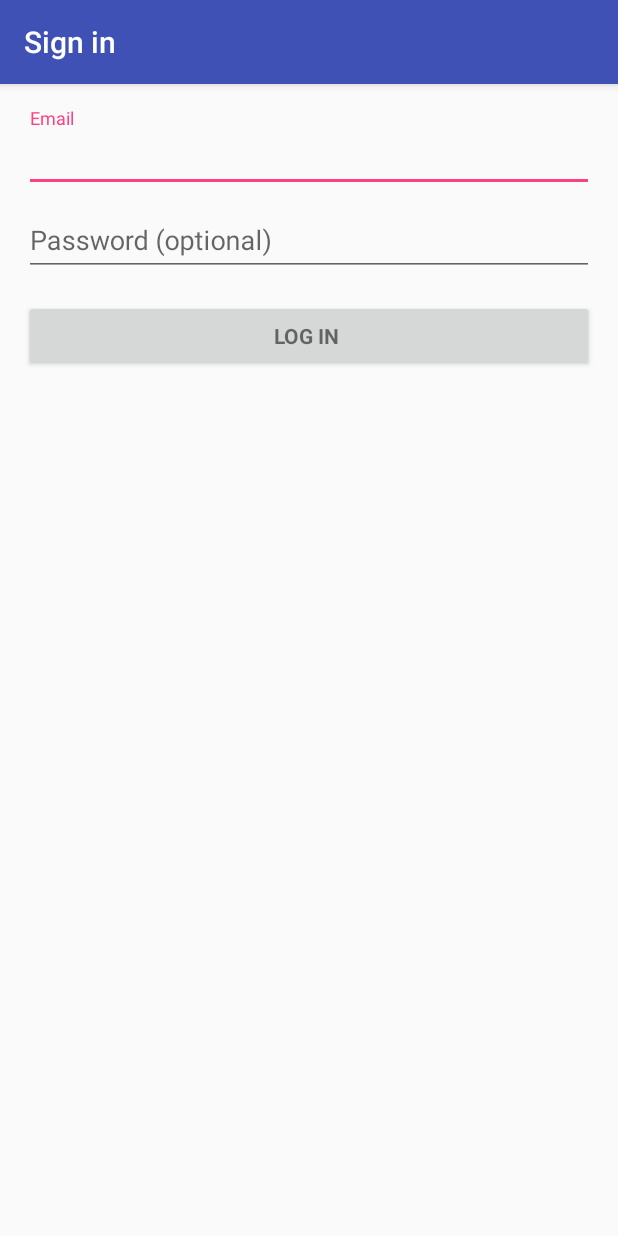
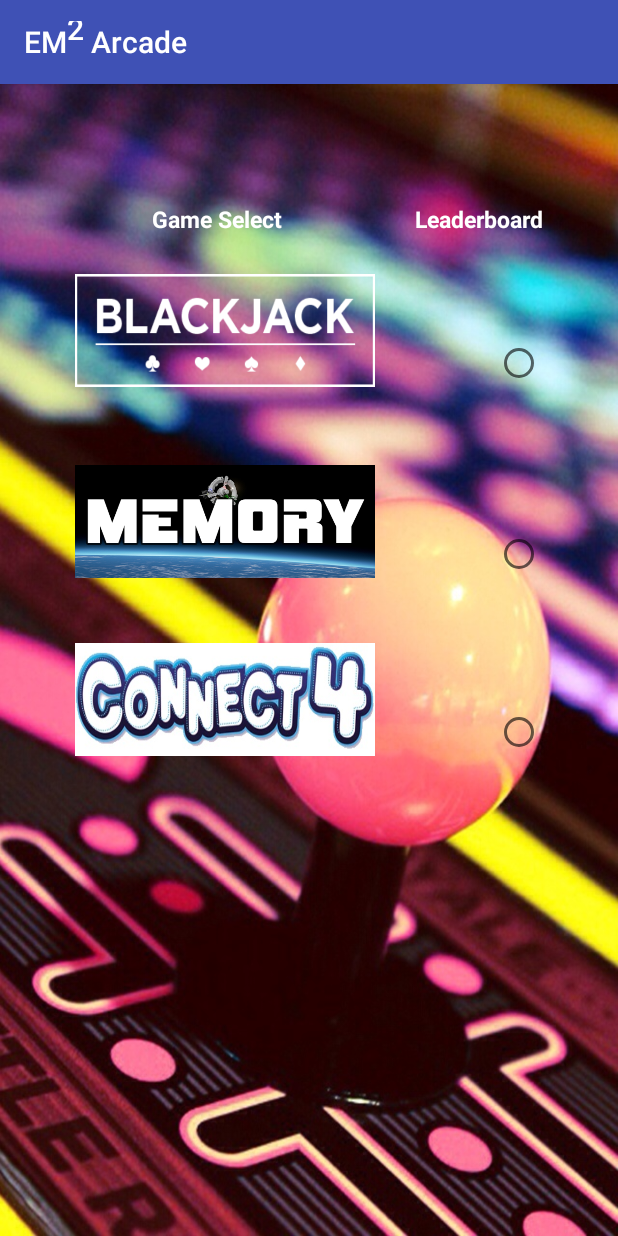
Before and after one commit to muzakkirbhatt/EM2Arcade, an Android app: the screen it shows after launch (LoginActivity before the commit, GameSelectActivity after it), after a tap on "REGISTER", on a phone screen of 412 x 824 dp. Run offline under Robolectric (Android 15) with nearby library versions, the phone set to English and light mode, and no system bars.

Commit message:
Database fixed and game start activity added

```diff
--- a/app/src/main/AndroidManifest.xml
+++ b/app/src/main/AndroidManifest.xml
@@ -26,6 +26,7 @@
         <activity
             android:name=".LoginActivity"
             android:label="@string/title_activity_login"></activity>
+        <activity android:name=".GameSelectActivity"></activity>
     </application>
 
 </manifest>
--- a/app/src/main/java/com/example/mbhatt1/em2arcade/DatabaseManager.java
+++ b/app/src/main/java/com/example/mbhatt1/em2arcade/DatabaseManager.java
@@ -34,27 +34,43 @@ public class DatabaseManager extends SQLiteOpenHelper {
         onCreate(db);
     }
 
-//    public void insert(Task task) {
-//        SQLiteDatabase db = this.getWritableDatabase();
-//        String sqlInsert = "insert into " + TABLE + " values( null, '" + task.getTitle() + "', '" + task.getDate() + "' , '" + task.getTime() + "' )";
-//
-//        db.execSQL(sqlInsert);
-//        db.close();
-//    }
-//
-//    public void deleteById(String id) {
-//        SQLiteDatabase db = this.getWritableDatabase();
-//        String sqlDelete = "delete from " + TABLE + " where " + ID + " = " + id;
-//        db.execSQL(sqlDelete);
-//        db.close();
-//    }
-//
-//    public void updateById(Task task) {
-//        SQLiteDatabase db = this.getWritableDatabase();
-//        String sqlUpdate = "update " + TABLE + " set " + USERNAME + " = '" + task.getTitle() + "', " + EMAIL + " = '" + task.getDate() + "', " + PASSWORD + " = '" + task.getTime() + "'" + " where " + ID + " = " + "'" + task.getId() + "'";
-//        db.execSQL(sqlUpdate);
-//        db.close();
-//    }
+    public void insertUser(User user) {
+        SQLiteDatabase db = this.getWritableDatabase();
+        String sqlInsert = "insert into " + TABLE + " values( null, '" + user.getUsername() + "', '" + user.getEmail() + "' , '" + user.getPassword() + "' , '" + user.getConnectHS() + "' , '" + user.getMemoryHS() + "', '" + user.getBlackjackHS() + "' )";
+        db.execSQL(sqlInsert);
+        db.close();
+    }
+
+
+    public void deleteByUsername(String username) {
+        SQLiteDatabase db = this.getWritableDatabase();
+        String sqlDelete = "delete from " + TABLE + " where " + USERNAME + " = " + username;
+        db.execSQL(sqlDelete);
+        db.close();
+    }
+
+    public void updateHS(User user, String game) {
+        String sqlUpdate = "update " + TABLE + " set ";
+
+        if (game.equalsIgnoreCase("connect four")) {
+            sqlUpdate = CONNECTHS + " = '" + user.getConnectHS() + "'";
+        } else if (game.equalsIgnoreCase("memory game")) {
+            sqlUpdate = MEMORYHS + " = '" + user.getMemoryHS() + "'";
+        } else if (game.equalsIgnoreCase("black jack")) {
+            sqlUpdate = BLACKJACKHS + " = '" + user.getBlackjackHS() + "'";
+        }
+        SQLiteDatabase db = this.getWritableDatabase();
+        sqlUpdate = " where " + USERNAME + " = '" + user.getUsername() + "'";
+        db.execSQL(sqlUpdate);
+        db.close();
+    }
+
+    public void updateByUsername(User user) {
+        SQLiteDatabase db = this.getWritableDatabase();
+        String sqlUpdate = "update " + TABLE + " set " + USERNAME + " = '" + user.getUsername() + "', " + EMAIL + " = '" + user.getEmail() + "', " + PASSWORD + " = '" + user.getPassword() + "'" + "', " + CONNECTHS + " = '" + user.getConnectHS() + "', " + MEMORYHS + " = '" + user.getMemoryHS() + "', " + BLACKJACKHS + " = '" + user.getBlackjackHS() + "' where " + USERNAME + " = " + "'" + user.getUsername() + "'";
+        db.execSQL(sqlUpdate);
+        db.close();
+    }
 
 
     public User selectByUsername(String username) {
--- /dev/null
+++ b/app/src/main/java/com/example/mbhatt1/em2arcade/GameSelectActivity.java
@@ -0,0 +1,46 @@
+package com.example.mbhatt1.em2arcade;
+
+import android.support.v7.app.AppCompatActivity;
+import android.os.Bundle;
+import android.view.View;
+import android.widget.ImageButton;
+import android.widget.Toast;
+
+public class GameSelectActivity extends AppCompatActivity implements View.OnClickListener {
+
+    @Override
+    protected void onCreate(Bundle savedInstanceState) {
+        super.onCreate(savedInstanceState);
+        setContentView(R.layout.activity_game_select);
+        //Onclick listeners set for the different games
+        ImageButton mmGame = (ImageButton) findViewById(R.id.memoryGame);
+        mmGame.setOnClickListener(this);
+
+        ImageButton c4Game = (ImageButton) findViewById(R.id.C4Game);
+        c4Game.setOnClickListener(this);
+
+        ImageButton bjGame = (ImageButton) findViewById(R.id.blackjackGame);
+        bjGame.setOnClickListener(this);
+    }
+
+    public void onClick(View v) {
+        switch (v.getId()) {
+            case R.id.memoryGame: {
+                // do something
+                Toast.makeText(this, "Memory Game", Toast.LENGTH_LONG).show();
+                break;
+            }
+            case R.id.C4Game: {
+                Toast.makeText(this, "Connect4 Game", Toast.LENGTH_LONG).show();
+                // do something
+                break;
+            }
+            case R.id.blackjackGame: {
+                Toast.makeText(this, "BlackJack Game", Toast.LENGTH_LONG).show();
+                // do something
+                break;
+            }
+
+        }//switch
+    }//OnClick
+}
--- a/app/src/main/java/com/example/mbhatt1/em2arcade/StartActivity.java
+++ b/app/src/main/java/com/example/mbhatt1/em2arcade/StartActivity.java
@@ -29,7 +29,7 @@ public class StartActivity extends AppCompatActivity {
     }
 
     public void register(View view){
-        Intent registerIntent = new Intent(this, LoginActivity.class);
+        Intent registerIntent = new Intent(this, GameSelectActivity.class);
         startActivity(registerIntent);
     }
 
--- /dev/null
+++ b/app/src/main/res/layout/activity_game_select.xml
@@ -0,0 +1,93 @@
+<?xml version="1.0" encoding="utf-8"?>
+<RelativeLayout xmlns:android="http://schemas.android.com/apk/res/android"
+    xmlns:app="http://schemas.android.com/apk/res-auto"
+    xmlns:tools="http://schemas.android.com/tools"
+    android:layout_width="match_parent"
+    android:layout_height="match_parent"
+    android:background="@drawable/background"
+    android:padding="50dp"
+    tools:context="com.example.mbhatt1.em2arcade.StartActivity">
+
+
+    <ImageButton
+        android:id="@+id/memoryGame"
+        android:layout_width="200dp"
+        android:layout_height="75dp"
+        android:layout_alignParentLeft="true"
+        android:layout_alignParentStart="true"
+        android:layout_below="@+id/blackjackGame"
+        android:layout_marginTop="52dp"
+        android:background="@drawable/mm" />
+
+    <ImageButton
+        android:id="@+id/blackjackGame"
+        android:layout_width="200dp"
+        android:layout_height="75dp"
+        android:layout_alignParentLeft="true"
+        android:layout_alignParentStart="true"
+        android:layout_below="@+id/gameTitle"
+        android:layout_marginTop="26dp"
+        android:background="@drawable/bj" />
+
+    <ImageButton
+        android:id="@+id/C4Game"
+        android:layout_width="200dp"
+        android:layout_height="75dp"
+        android:layout_alignParentLeft="true"
+        android:layout_alignParentStart="true"
+        android:layout_below="@+id/MMRadio"
+        android:layout_marginTop="43dp"
+        android:background="@drawable/c4" />
+
+    <RadioButton
+        android:id="@+id/BJRadio"
+        android:layout_width="wrap_content"
+        android:layout_height="wrap_content"
+        android:layout_alignBottom="@+id/blackjackGame"
+        android:layout_alignParentEnd="true"
+        android:layout_alignParentRight="true" />
+
+    <RadioButton
+        android:id="@+id/C4Radio"
+        android:layout_width="wrap_content"
+        android:layout_height="wrap_content"
+        android:layout_alignBottom="@+id/C4Game"
+        android:layout_alignParentEnd="true"
+        android:layout_alignParentRight="true" />
+
+    <RadioButton
+        android:id="@+id/MMRadio"
+        android:layout_width="wrap_content"
+        android:layout_height="wrap_content"
+        android:layout_alignBottom="@+id/memoryGame"
+        android:layout_alignParentEnd="true"
+        android:layout_alignParentRight="true" />
+
+    <TextView
+        android:id="@+id/gameTitle"
+        android:layout_width="wrap_content"
+        android:layout_height="wrap_content"
+        android:layout_alignParentLeft="true"
+        android:layout_alignParentStart="true"
+        android:layout_alignParentTop="true"
+        android:layout_marginLeft="51dp"
+        android:layout_marginStart="51dp"
+        android:layout_marginTop="29dp"
+        android:text="Game Select"
+        android:textColor="#fff"
+        android:textStyle="bold"
+        android:textSize="15dp" />
+
+    <TextView
+        android:id="@+id/leaderboard"
+        android:layout_width="wrap_content"
+        android:layout_height="wrap_content"
+        android:layout_alignBaseline="@+id/gameTitle"
+        android:layout_alignBottom="@+id/gameTitle"
+        android:layout_alignParentEnd="true"
+        android:layout_alignParentRight="true"
+        android:text="Leaderboard"
+        android:textColor="#fff"
+        android:textStyle="bold"
+        android:textSize="15dp" />
+</RelativeLayout>
```
Also changed, not shown: app/src/main/res/drawable/bj.png (added), app/src/main/res/drawable/c4.jpg (added), app/src/main/res/drawable/mm.jpg (added), app/src/main/res/drawable/t3.jpg (added), app/src/main/res/layout/activity_blackjack.xml (renamed from app/src/main/res/layout/activity_blackJack.xml).
